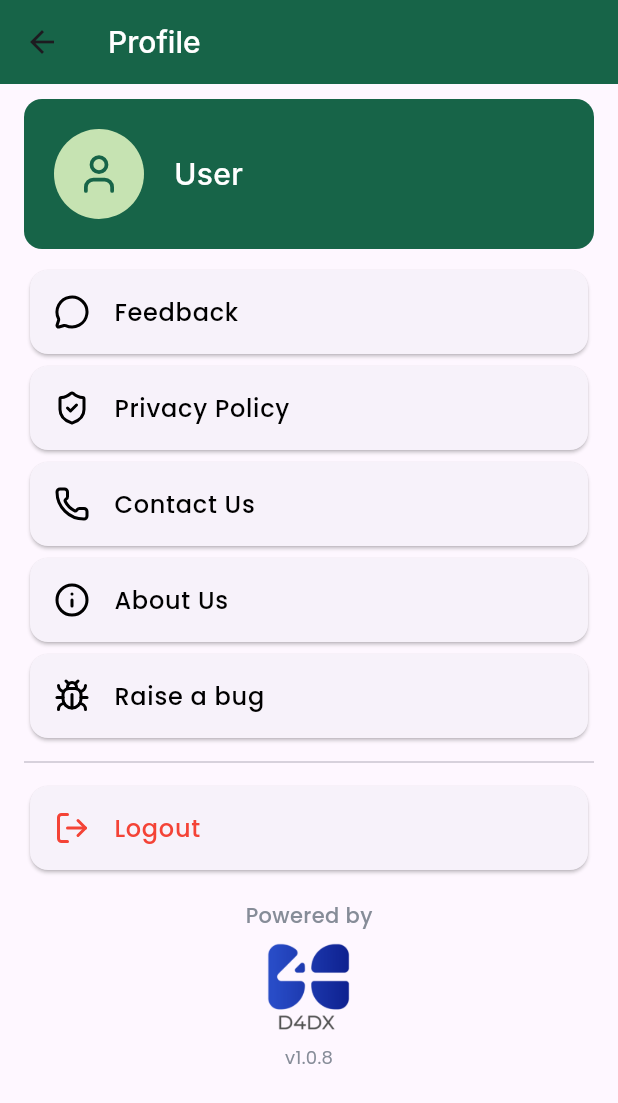
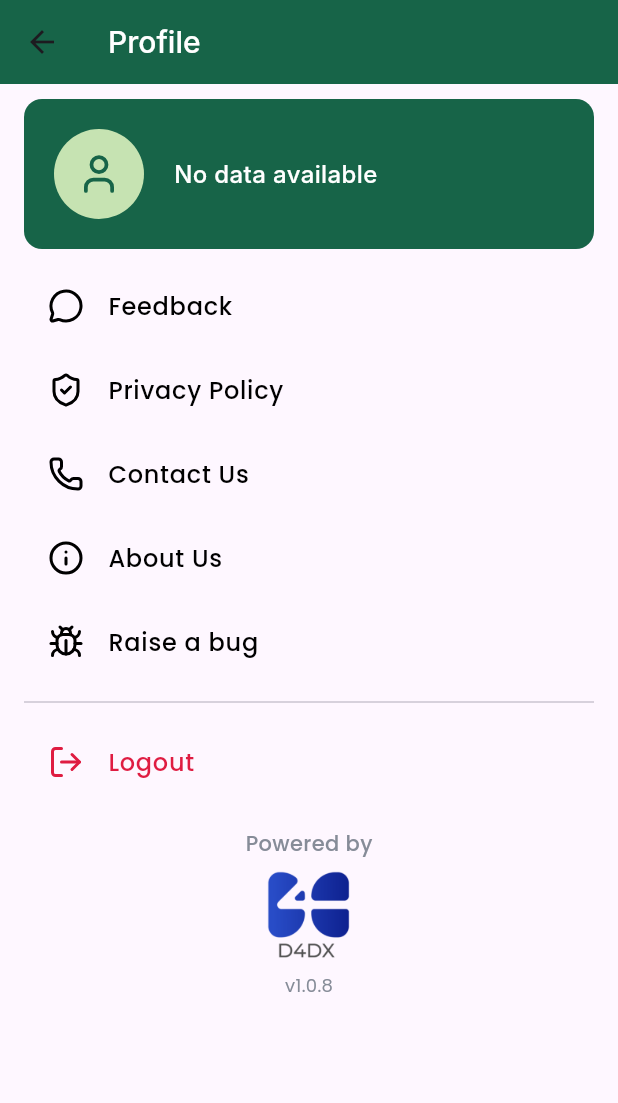
Before and after one commit to Muneeraayakkoden/DemoFlutterApp, a Flutter app: the ProfileScreen screen opened directly, on a phone screen of 412 x 824 dp. Shown: the top 1103 px of the screen. Run offline on Flutter 3.47's test engine with Material 3 defaults, Android fonts, the phone set to English and light mode, and no system bars; our stand-ins replace google_fonts, lucide_icons, pinput, shared_preferences, toastification; accounts and stored records are empty; Roboto replaces fonts that are missing (Inter).

Commit message:
Profile Page

```diff
--- /dev/null
+++ b/lib/screens/Profile screen/item_card.dart
@@ -0,0 +1,35 @@
+import 'package:flutter/material.dart';
+import '../../../constants/color_class.dart';
+
+//ItemList
+class ItemCard extends StatelessWidget {
+  final String title;
+  final IconData icon;
+  final VoidCallback onTap;
+  final bool isDestructive;
+
+  const ItemCard({
+    super.key,
+    required this.title,
+    required this.icon,
+    required this.onTap,
+    this.isDestructive = false,
+  });
+
+  @override
+  Widget build(BuildContext context) {
+    return ListTile(
+      leading: Icon(
+        icon,
+        color: isDestructive ? ColorClass.redBase : ColorClass.black,
+      ),
+      title: Text(
+        title,
+        style: TextStyle(
+          color: isDestructive ? ColorClass.redBase : ColorClass.black,
+          fontWeight: FontWeight.w500,
+        ),
+      ),
+    );
+  }
+}
--- /dev/null
+++ b/lib/screens/Profile screen/powered_by.dart
@@ -0,0 +1,34 @@
+import 'package:flutter/material.dart';
+import '../../../constants/color_class.dart';
+import '../../../constants/global_variables.dart';
+import '../../../constants/icons_class.dart';
+import '../../../constants/textstyle_class.dart';
+
+//powered by
+class PoweredBy extends StatelessWidget {
+  const PoweredBy({super.key});
+  @override
+  Widget build(BuildContext context) {
+    return Column(
+      children: [
+        Text(
+          'Powered by',
+          style: TextStyleClass.poppinsMedium(
+            fontSize: 14,
+            color: ColorClass.neutral400,
+          ),
+        ),
+        const SizedBox(height: 8),
+        Image.asset(IconClass.d4dxLogo, height: 60),
+        const SizedBox(height: 8),
+        Text(
+          'v${GlobalVariables.appVersion}',
+          style: TextStyleClass.poppinsRegular(
+            fontSize: 12,
+            color: ColorClass.neutral400,
+          ),
+        ),
+      ],
+    );
+  }
+}
--- a/lib/screens/Profile screen/profile.dart
+++ b/lib/screens/Profile screen/profile.dart
@@ -2,8 +2,8 @@ import 'package:flutter/material.dart';
 import '../../../constants/color_class.dart';
 import '../../../constants/textstyle_class.dart';
 import 'package:lucide_icons/lucide_icons.dart';
-import '../../../constants/icons_class.dart';
-import '../../../constants/global_variables.dart';
+import 'Item_card.dart';
+import 'powered_by.dart';
 
 class ProfileScreen extends StatefulWidget {
   const ProfileScreen({super.key});
@@ -27,7 +27,7 @@ class ProfileScreenState extends State<ProfileScreen> {
         child: Column(
           children: [
             const SizedBox(height: 10),
-            ProfileCard(),
+            ProfileCard(userName:'', phone:'', designation:''),
             const SizedBox(height: 10),
             Padding(
               padding: const EdgeInsets.symmetric(horizontal: 16),
@@ -80,9 +80,52 @@ class ProfileScreenState extends State<ProfileScreen> {
 
 //Profile Card
 class ProfileCard extends StatelessWidget {
-  const ProfileCard({super.key});
+  final String userName;
+  final String phone;
+  final String designation;
+
+  const ProfileCard({super.key,
+    required this.userName,
+    required this.phone,
+    required this.designation,
+  });
+
+  bool get isEmptyData =>
+    userName.trim().isEmpty &&
+    phone.trim().isEmpty &&
+    designation.trim().isEmpty;
+
   @override
   Widget build(BuildContext context) {
+    if (isEmptyData) {
+      return Container(
+        padding: const EdgeInsets.all(20),
+        decoration: BoxDecoration(
+          color: ColorClass.greenDarker,
+          borderRadius: BorderRadius.circular(12),
+        ),
+        margin: const EdgeInsets.symmetric(horizontal: 16),
+        child: Row(
+          children: [
+            CircleAvatar(
+              radius: 30,
+              backgroundColor: ColorClass.brandLightGreen,
+              child: Icon(LucideIcons.user, color: ColorClass.greenDarker, size: 30),
+            ),
+            Padding(
+              padding: const EdgeInsets.all(20),
+              child: Column(
+                crossAxisAlignment: CrossAxisAlignment.start,
+                children:[
+                  Text('No data available',
+                  style: TextStyleClass.primaryFont500(16, ColorClass.white)),
+                ],
+              ),
+            ),
+          ],
+        ),
+      );
+    }
     return Container(
       padding: const EdgeInsets.all(20),
       decoration: BoxDecoration(
@@ -95,17 +138,16 @@ class ProfileCard extends StatelessWidget {
           CircleAvatar(
             radius: 30,
             backgroundColor: ColorClass.brandLightGreen,
-            child: Icon(LucideIcons.user, color: ColorClass.greenDarker, size: 30),
+            child: Text(userName[0].toUpperCase()),
           ),
           Padding(
             padding: const EdgeInsets.all(20),
             child: Column(
               crossAxisAlignment: CrossAxisAlignment.start,
               children: [
-                Text(
-                  'User',
-                  style: TextStyleClass.primaryFont500(20, ColorClass.white),
-                ),
+                Text('Name: $userName'),
+                Text('Phone: $phone'),
+                Text('Designation: $designation'),
               ],
             ),
           ),
@@ -114,64 +156,3 @@ class ProfileCard extends StatelessWidget {
     );
   }
 }
-
-//ItemList
-class ItemCard extends StatelessWidget {
-  final String title;
-  final IconData icon;
-  final VoidCallback onTap;
-  final bool isDestructive;
-
-  const ItemCard({
-    super.key,
-    required this.title,
-    required this.icon,
-    required this.onTap,
-    this.isDestructive = false,
-  });
-
-  @override
-  Widget build(BuildContext context) {
-    return Card(
-      child: ListTile(
-        leading: Icon(icon, color: isDestructive ? Colors.red : Colors.black),
-        title: Text(
-          title,
-          style: TextStyle(
-            color: isDestructive ? Colors.red : Colors.black,
-            fontWeight: FontWeight.w500,
-          ),
-        ),
-      ),
-    );
-  }
-}
-
-//powered by
-class PoweredBy extends StatelessWidget {
-  const PoweredBy({super.key});
-  @override
-  Widget build(BuildContext context) {
-    return Column(
-      children: [
-        Text(
-          'Powered by',
-          style: TextStyleClass.poppinsMedium(
-            fontSize: 14,
-            color: ColorClass.neutral400,
-          ),
-        ),
-        const SizedBox(height: 8),
-        Image.asset(IconClass.d4dxLogo, height: 60),
-        const SizedBox(height: 8),
-        Text(
-          'v${GlobalVariables.appVersion}',
-          style: TextStyleClass.poppinsRegular(
-            fontSize: 12,
-            color: ColorClass.neutral400,
-          ),
-        ),
-      ],
-    );
-  }
-}
```
